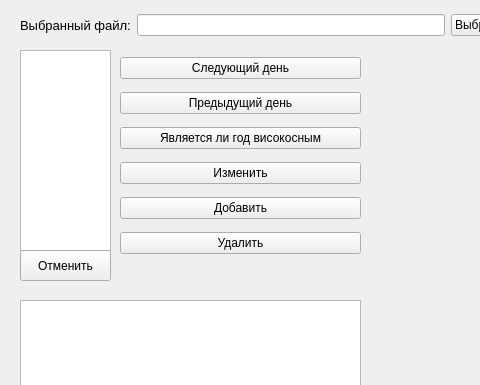
Before: the Qt Designer form Lab1Task1/mainwindow.ui in petrzhal/cpp-labs, drawn with Qt 5; both pictures show x 0 to 480 and y 0 to 385 of the 910 by 679 pixel window.
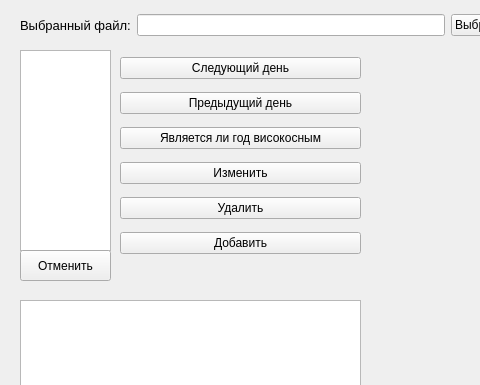
After: the same form once the commit is applied.

Commit message: Added input validation

What changed in the file:
```diff
--- a/Lab1Task1/mainwindow.ui
+++ b/Lab1Task1/mainwindow.ui
@@ -10,6 +10,18 @@
     <height>679</height>
    </rect>
   </property>
+  <property name="minimumSize">
+   <size>
+    <width>910</width>
+    <height>679</height>
+   </size>
+  </property>
+  <property name="maximumSize">
+   <size>
+    <width>910</width>
+    <height>679</height>
+   </size>
+  </property>
   <property name="windowTitle">
    <string>MainWindow</string>
   </property>
@@ -101,13 +113,6 @@
        </property>
       </widget>
      </item>
-     <item>
-      <widget class="QPushButton" name="pushButton_add">
-       <property name="text">
-        <string>Добавить</string>
-       </property>
-      </widget>
-     </item>
      <item>
       <widget class="QPushButton" name="pushButton_delete">
        <property name="text">
@@ -115,6 +120,13 @@
        </property>
       </widget>
      </item>
+     <item>
+      <widget class="QPushButton" name="pushButton_add">
+       <property name="text">
+        <string>Добавить</string>
+       </property>
+      </widget>
+     </item>
     </layout>
    </widget>
    <widget class="QWidget" name="layoutWidget">
```
The commit also changes 2 other files.
